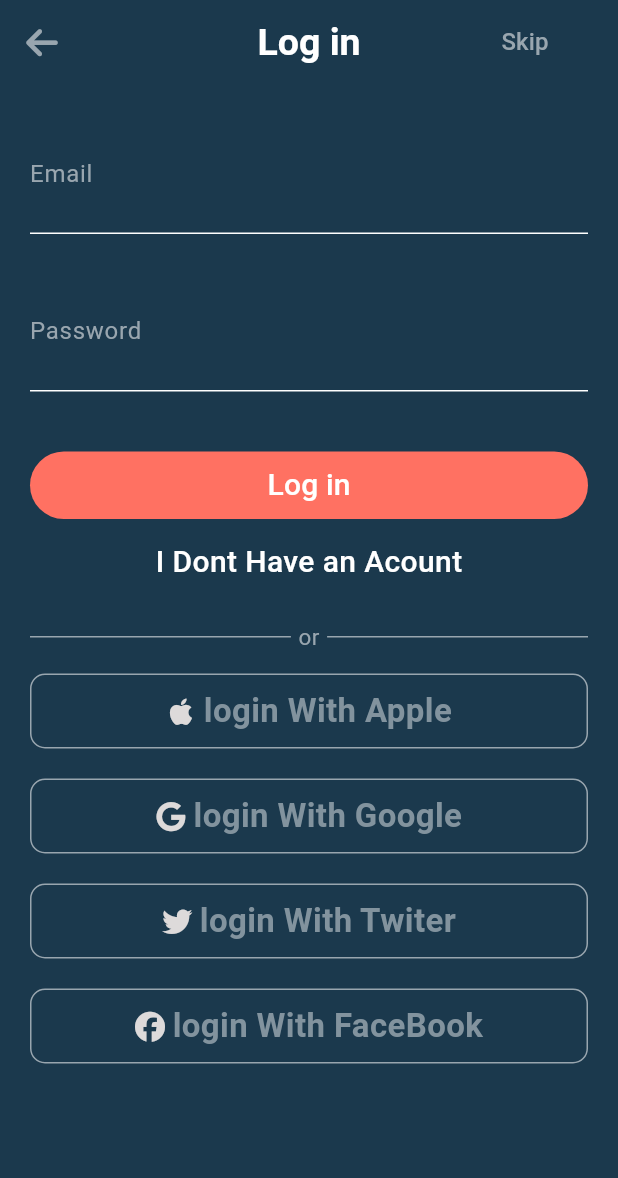
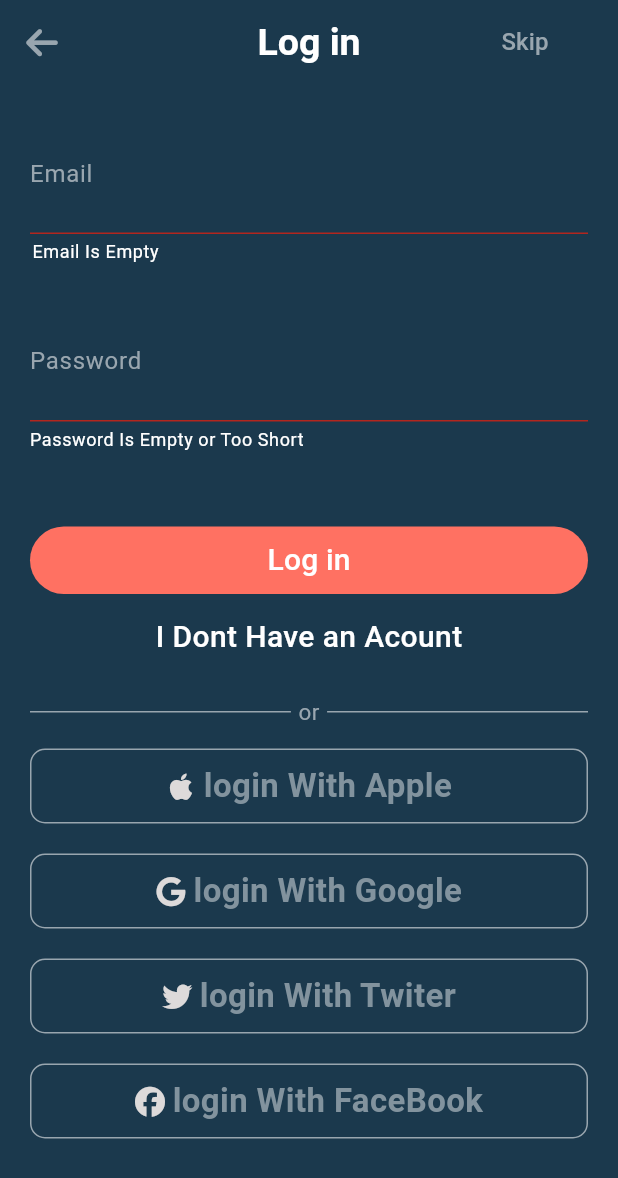
Before and after one commit to abdobassel/login_register, a Flutter app: the LoginScreen screen opened directly, after a tap on "Log in", on a phone screen of 412 x 824 dp. Shown: the top 1178 px of the screen. Run offline on Flutter 3.47's test engine with Material 3 defaults, Android fonts, the phone set to English and light mode, and no system bars; our stand-ins replace bloc, firebase_auth, firebase_core, flutter_bloc, fluttertoast, font_awesome_flutter and 1 more; accounts and stored records are empty.

Commit message:
login method done test

```diff
--- a/lib/features/login/presentation/cubit/login_cubit.dart
+++ b/lib/features/login/presentation/cubit/login_cubit.dart
@@ -1,5 +1,7 @@
 import 'package:bloc/bloc.dart';
+import 'package:firebase_auth/firebase_auth.dart';
 import 'package:flutter_bloc/flutter_bloc.dart';
+import 'package:project/core/components.dart';
 
 part 'login_state.dart';
 
@@ -15,4 +17,31 @@ class LoginCubit extends Cubit<LoginState> {
 
     emit(ShowPasswordState());
   }
+
+  // login method firbase
+  Future<void> userLogin(
+      {required String email, required String password}) async {
+    emit(LoginUserLoadinLoginState());
+    try {
+      await FirebaseAuth.instance
+          .signInWithEmailAndPassword(email: email, password: password);
+      print(email);
+      print(FirebaseAuth.instance.currentUser!.uid);
+      emit(LoginUserSuccessLoginState());
+    } on FirebaseAuthException catch (e) {
+      switch (e.code) {
+        case "wrong-password":
+          ShowToast(text: 'Weak password!', state: ToastStates.WARNING);
+
+          break;
+        case "user-not-found":
+          ShowToast(text: 'User Not Found', state: ToastStates.ERROR);
+          break;
+        default:
+          print("Unkown error.");
+      }
+
+      emit(LoginUserErrorLoginState(e.code));
+    }
+  }
 }
--- a/lib/features/login/presentation/cubit/login_state.dart
+++ b/lib/features/login/presentation/cubit/login_state.dart
@@ -7,3 +7,12 @@ class LoginInitial extends LoginState {}
 // 1 Show password or hide
 
 class ShowPasswordState extends LoginState {}
+
+class LoginUserSuccessLoginState extends LoginState {}
+
+class LoginUserLoadinLoginState extends LoginState {}
+
+class LoginUserErrorLoginState extends LoginState {
+  final String error;
+  LoginUserErrorLoginState(this.error);
+}
--- a/lib/features/login/presentation/screens/login_screen.dart
+++ b/lib/features/login/presentation/screens/login_screen.dart
@@ -13,6 +13,7 @@ class LoginScreen extends StatelessWidget {
   LoginScreen({super.key});
   TextEditingController emailControler = TextEditingController();
   TextEditingController passControler = TextEditingController();
+  GlobalKey<FormState> loginFormKey = GlobalKey();
 
   @override
   Widget build(BuildContext context) {
@@ -53,10 +54,20 @@ class LoginScreen extends StatelessWidget {
               body: SingleChildScrollView(
                 child: Padding(
                   padding: EdgeInsets.all(20),
+                  child: Form(
+                    key: loginFormKey,
                     child: Column(
                         crossAxisAlignment: CrossAxisAlignment.start,
                         children: [
                           DefaultTextForm(
+                              validate: (value) {
+                                if (value != null) {
+                                  if (value.isEmpty) {
+                                    return 'Email Is Empty ';
+                                  }
+                                  return null;
+                                }
+                              },
                               controller: emailControler,
                               labeltext: 'Email',
                               type: TextInputType.emailAddress),
@@ -64,6 +75,14 @@ class LoginScreen extends StatelessWidget {
                             height: 25,
                           ),
                           DefaultTextForm(
+                              validate: (value) {
+                                if (value != null) {
+                                  if (value!.isEmpty) {
+                                    return 'Password Is Empty or Too Short';
+                                  }
+                                  return null;
+                                }
+                              },
                               isPassword: cubit.isPassword,
                               sufxBtn: cubit.isPassword ? 'view' : 'Hide',
                               showPassfunc: () {
@@ -75,10 +94,23 @@ class LoginScreen extends StatelessWidget {
                           const SizedBox(
                             height: 40,
                           ),
+                          if (state is LoginUserLoadinLoginState)
+                            Center(
+                              child: CircularProgressIndicator(),
+                            ),
+                          SizedBox(
+                            height: 10,
+                          ),
                           DefaultButton(
                               text: 'Log in',
                               isUperCase: false,
-                            function: () {},
+                              function: () {
+                                if (loginFormKey.currentState!.validate()) {
+                                  cubit.userLogin(
+                                      email: emailControler.text,
+                                      password: passControler.text);
+                                }
+                              },
                               background: ColorApp.Btn,
                               radius: 30),
                           const SizedBox(
@@ -114,6 +146,7 @@ class LoginScreen extends StatelessWidget {
                         ]),
                   ),
                 ),
+              ),
             );
           },
         ));
```
Lines whose indentation alone changed are shown as unchanged.
